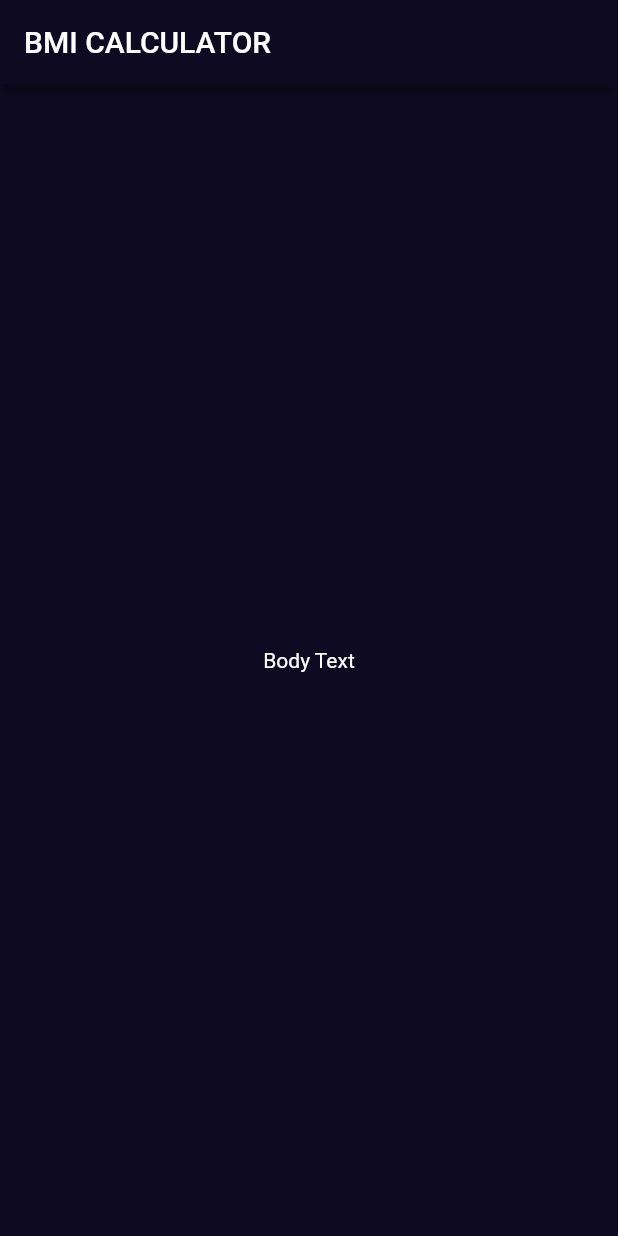
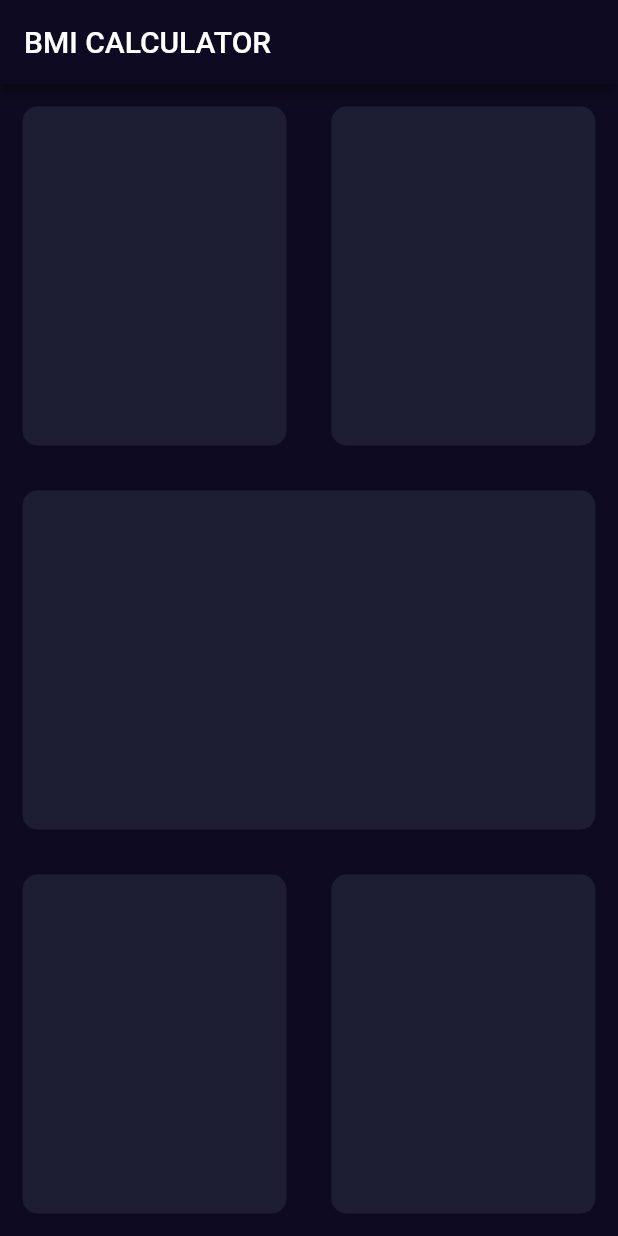
Before and after one commit to ginoliza/flutter_bmi_calculator, a Flutter app: the screen it shows after launch, on a phone screen of 412 x 824 dp. Run offline on Flutter 3.47's test engine with Material 2 defaults, Android fonts, the phone set to English and light mode, and no system bars.

Commit message:
theme added, laying out done

```diff
--- a/lib/input_page.dart
+++ b/lib/input_page.dart
@@ -9,12 +9,75 @@ class _InputPageState extends State<InputPage> {
   @override
   Widget build(BuildContext context) {
     return Scaffold(
-      appBar: AppBar(
-        title: Text('BMI CALCULATOR'),
-      ),
-      body: Center(
-        child: Text('Body Text'),
-      ),
-    );
+        appBar: AppBar(
+          title: Text('BMI CALCULATOR'),
+        ),
+        body: Column(
+          children: [
+            Expanded(
+              child: Row(
+                children: [
+                  Expanded(
+                    flex: 1,
+                    child: Container(
+                      margin: EdgeInsets.all(15.0),
+                      decoration: BoxDecoration(
+                        color: Color(0xff1d1e33),
+                        borderRadius: BorderRadius.circular(10.0),
+                      ),
+                    ),
+                  ),
+                  Expanded(
+                    flex: 1,
+                    child: Container(
+                      margin: EdgeInsets.all(15.0),
+                      decoration: BoxDecoration(
+                        color: Color(0xff1d1e33),
+                        borderRadius: BorderRadius.circular(10.0),
+                      ),
+                    ),
+                  )
+                ],
+              ),
+            ),
+            Expanded(
+              child: Expanded(
+                child: Container(
+                  margin: EdgeInsets.all(15.0),
+                  decoration: BoxDecoration(
+                    color: Color(0xff1d1e33),
+                    borderRadius: BorderRadius.circular(10.0),
+                  ),
+                ),
+              ),
+            ),
+            Expanded(
+              child: Row(
+                children: [
+                  Expanded(
+                    flex: 1,
+                    child: Container(
+                      margin: EdgeInsets.all(15.0),
+                      decoration: BoxDecoration(
+                        color: Color(0xff1d1e33),
+                        borderRadius: BorderRadius.circular(10.0),
+                      ),
+                    ),
+                  ),
+                  Expanded(
+                    flex: 1,
+                    child: Container(
+                      margin: EdgeInsets.all(15.0),
+                      decoration: BoxDecoration(
+                        color: Color(0xff1d1e33),
+                        borderRadius: BorderRadius.circular(10.0),
+                      ),
+                    ),
+                  ),
+                ],
+              ),
+            ),
+          ],
+        ));
   }
 }
```
